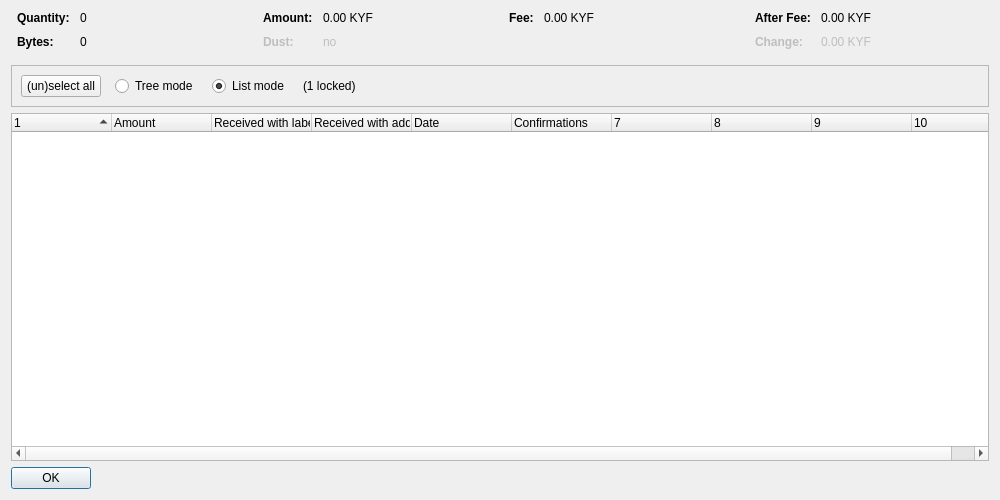
Above: kryptofranccore/src/qt/forms/coincontroldialog.ui from NicolasChoukroun/Kryptofranc before the change. Below: the same form after it.
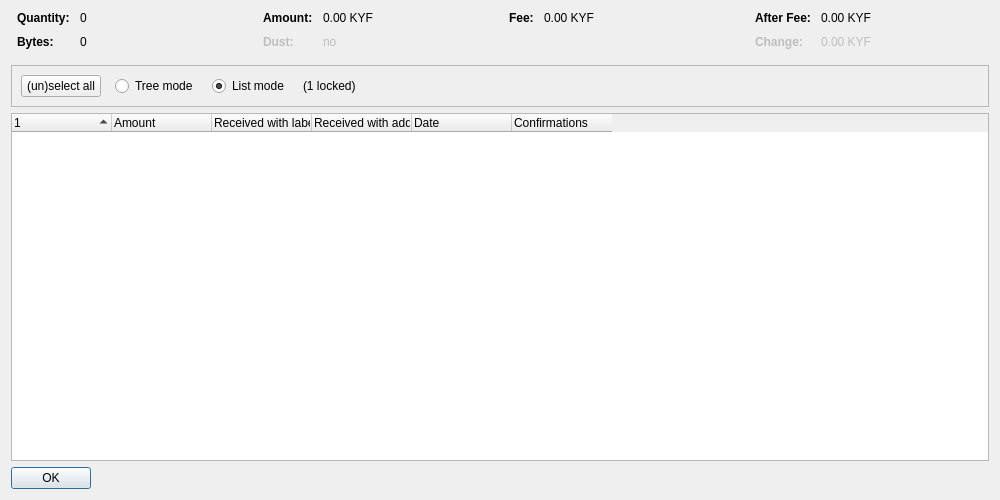
That is the form after the change. Custom widgets are drawn as their Qt base class.

What changed in the file:
```diff
--- a/kryptofranccore/src/qt/forms/coincontroldialog.ui
+++ b/kryptofranccore/src/qt/forms/coincontroldialog.ui
@@ -402,7 +402,7 @@
       <bool>false</bool>
      </property>
      <property name="columnCount">
-      <number>10</number>
+      <number>6</number>
      </property>
      <attribute name="headerShowSortIndicator" stdset="0">
       <bool>true</bool>
```
